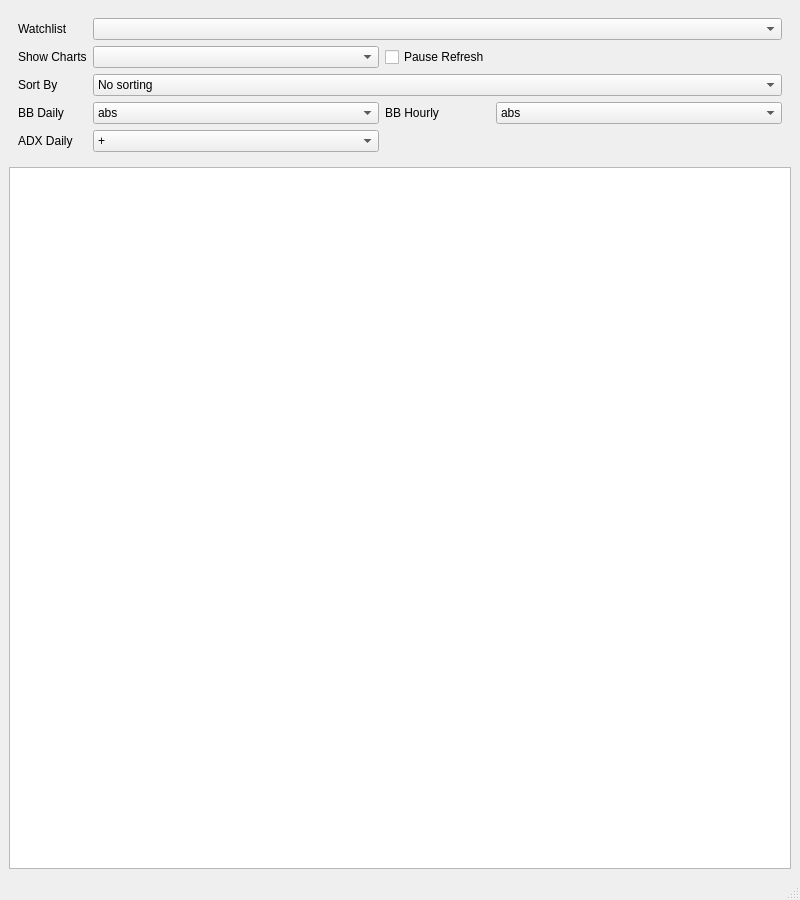
leegb/qmarket, file watchlist.ui: the form before one commit.
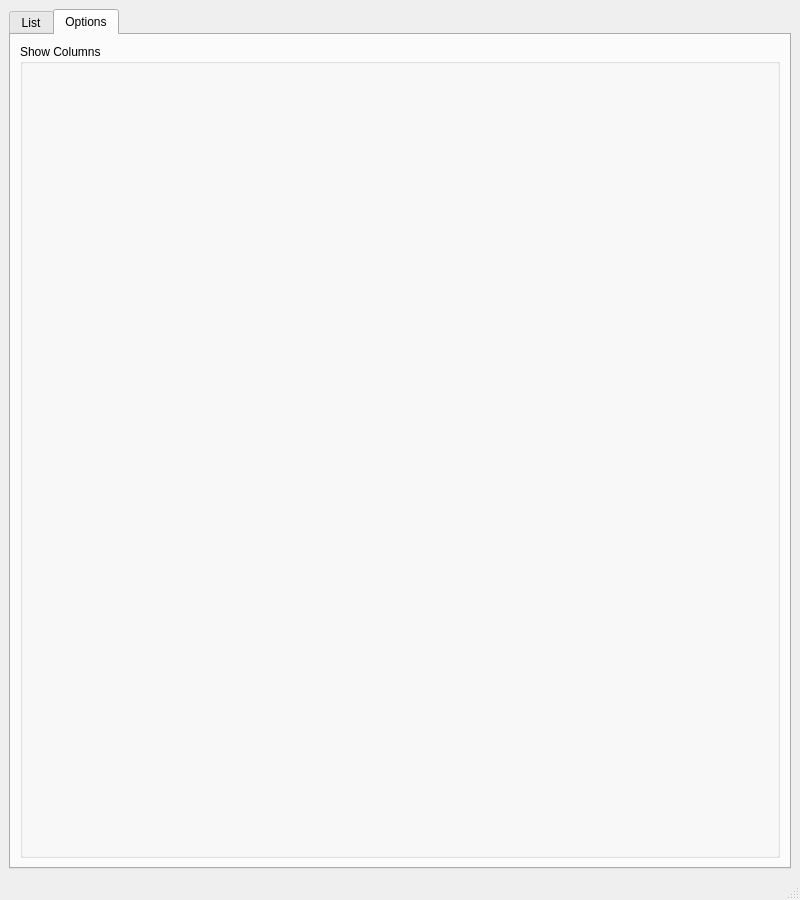
The form after the commit. The open tabs and pages were chosen to show the change.

Commit message: Choose which watchlist columns to show.

Patch:
```diff
--- a/watchlist.ui
+++ b/watchlist.ui
@@ -14,8 +14,18 @@
    <string>Watchlist</string>
   </property>
   <widget class="QWidget" name="centralwidget">
-   <layout class="QVBoxLayout" name="verticalLayout">
-    <item>
+   <layout class="QGridLayout" name="gridLayout_4">
+    <item row="0" column="0">
+     <widget class="QTabWidget" name="tabWidget">
+      <property name="currentIndex">
+       <number>0</number>
+      </property>
+      <widget class="QWidget" name="tab">
+       <attribute name="title">
+        <string>List</string>
+       </attribute>
+       <layout class="QGridLayout" name="gridLayout_2">
+        <item row="0" column="0">
      <widget class="QWidget" name="widget" native="true">
       <property name="sizePolicy">
        <sizepolicy hsizetype="Preferred" vsizetype="Preferred">
@@ -24,54 +34,6 @@
        </sizepolicy>
       </property>
       <layout class="QGridLayout" name="gridLayout">
-       <item row="1" column="0">
-        <widget class="QLabel" name="label_4">
-         <property name="text">
-          <string>Watchlist</string>
-         </property>
-        </widget>
-       </item>
-       <item row="4" column="4">
-        <widget class="QComboBox" name="bbHourly">
-         <property name="sizePolicy">
-          <sizepolicy hsizetype="Expanding" vsizetype="Fixed">
-           <horstretch>0</horstretch>
-           <verstretch>0</verstretch>
-          </sizepolicy>
-         </property>
-         <property name="currentIndex">
-          <number>0</number>
-         </property>
-         <item>
-          <property name="text">
-           <string>abs</string>
-          </property>
-         </item>
-         <item>
-          <property name="text">
-           <string>-abs</string>
-          </property>
-         </item>
-         <item>
-          <property name="text">
-           <string>+</string>
-          </property>
-         </item>
-         <item>
-          <property name="text">
-           <string>-</string>
-          </property>
-         </item>
-         <item>
-          <property name="text">
-           <string>0</string>
-          </property>
-         </item>
-        </widget>
-       </item>
-       <item row="1" column="2" colspan="3">
-        <widget class="QComboBox" name="watchlistName"/>
-       </item>
        <item row="3" column="0">
         <widget class="QLabel" name="label_5">
          <property name="text">
@@ -79,57 +41,15 @@
          </property>
         </widget>
        </item>
-       <item row="4" column="0">
-        <widget class="QLabel" name="label_3">
-         <property name="sizePolicy">
-          <sizepolicy hsizetype="Minimum" vsizetype="Preferred">
-           <horstretch>0</horstretch>
-           <verstretch>0</verstretch>
-          </sizepolicy>
-         </property>
+           <item row="2" column="0">
+            <widget class="QLabel" name="label_6">
          <property name="text">
-          <string>BB Daily</string>
+              <string>Show Charts</string>
          </property>
         </widget>
        </item>
-       <item row="4" column="3">
-        <widget class="QLabel" name="label_2">
-         <property name="sizePolicy">
-          <sizepolicy hsizetype="Minimum" vsizetype="Preferred">
-           <horstretch>0</horstretch>
-           <verstretch>0</verstretch>
-          </sizepolicy>
-         </property>
-         <property name="text">
-          <string>BB Hourly</string>
-         </property>
-        </widget>
-       </item>
-       <item row="5" column="2">
-        <widget class="QComboBox" name="adxDaily">
-         <item>
-          <property name="text">
-           <string>+</string>
-          </property>
-         </item>
-         <item>
-          <property name="text">
-           <string>-</string>
-          </property>
-         </item>
-         <item>
-          <property name="text">
-           <string>0</string>
-          </property>
-         </item>
-        </widget>
-       </item>
-       <item row="5" column="0">
-        <widget class="QLabel" name="label">
-         <property name="text">
-          <string>ADX Daily</string>
-         </property>
-        </widget>
+           <item row="1" column="2" colspan="3">
+            <widget class="QComboBox" name="watchlistName"/>
        </item>
        <item row="3" column="2" colspan="3">
         <widget class="QComboBox" name="bbOverFilter">
@@ -174,50 +94,8 @@
          </item>
         </widget>
        </item>
-       <item row="4" column="2">
-        <widget class="QComboBox" name="bbDaily">
-         <property name="sizePolicy">
-          <sizepolicy hsizetype="Expanding" vsizetype="Fixed">
-           <horstretch>0</horstretch>
-           <verstretch>0</verstretch>
-          </sizepolicy>
-         </property>
-         <property name="currentIndex">
-          <number>0</number>
-         </property>
-         <item>
-          <property name="text">
-           <string>abs</string>
-          </property>
-         </item>
-         <item>
-          <property name="text">
-           <string>-abs</string>
-          </property>
-         </item>
-         <item>
-          <property name="text">
-           <string>+</string>
-          </property>
-         </item>
-         <item>
-          <property name="text">
-           <string>-</string>
-          </property>
-         </item>
-         <item>
-          <property name="text">
-           <string>0</string>
-          </property>
-         </item>
-        </widget>
-       </item>
-       <item row="2" column="0">
-        <widget class="QLabel" name="label_6">
-         <property name="text">
-          <string>Show Charts</string>
-         </property>
-        </widget>
+           <item row="2" column="2">
+            <widget class="QComboBox" name="showCharts"/>
        </item>
        <item row="2" column="3">
         <widget class="QCheckBox" name="pauseRefresh">
@@ -232,7 +110,7 @@
       </layout>
      </widget>
     </item>
-    <item>
+        <item row="1" column="0">
      <widget class="QTableView" name="tableView">
       <property name="selectionMode">
        <enum>QAbstractItemView::SingleSelection</enum>
@@ -246,6 +124,28 @@
       <attribute name="verticalHeaderVisible">
        <bool>false</bool>
       </attribute>
+         </widget>
+        </item>
+       </layout>
+      </widget>
+      <widget class="QWidget" name="tab_2">
+       <attribute name="title">
+        <string>Options</string>
+       </attribute>
+       <layout class="QGridLayout" name="gridLayout_3">
+        <item row="0" column="0">
+         <widget class="QGroupBox" name="showColumns">
+          <property name="title">
+           <string>Show Columns</string>
+          </property>
+          <property name="alignment">
+           <set>Qt::AlignLeading|Qt::AlignLeft|Qt::AlignTop</set>
+          </property>
+          <layout class="QFormLayout" name="formLayout_2"/>
+         </widget>
+        </item>
+       </layout>
+      </widget>
      </widget>
     </item>
    </layout>
```
Left out of the diff: 8 changed lines with no effect on the pictures. Lines whose indentation alone changed are shown as unchanged. The commit also changes 2 other files.
